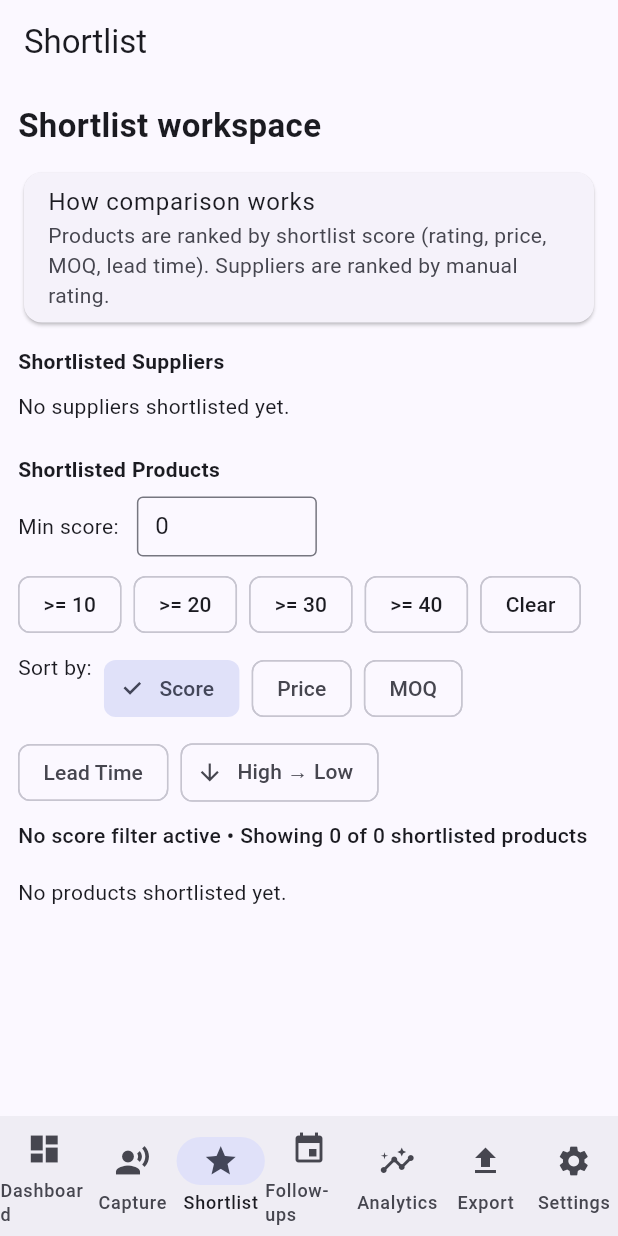
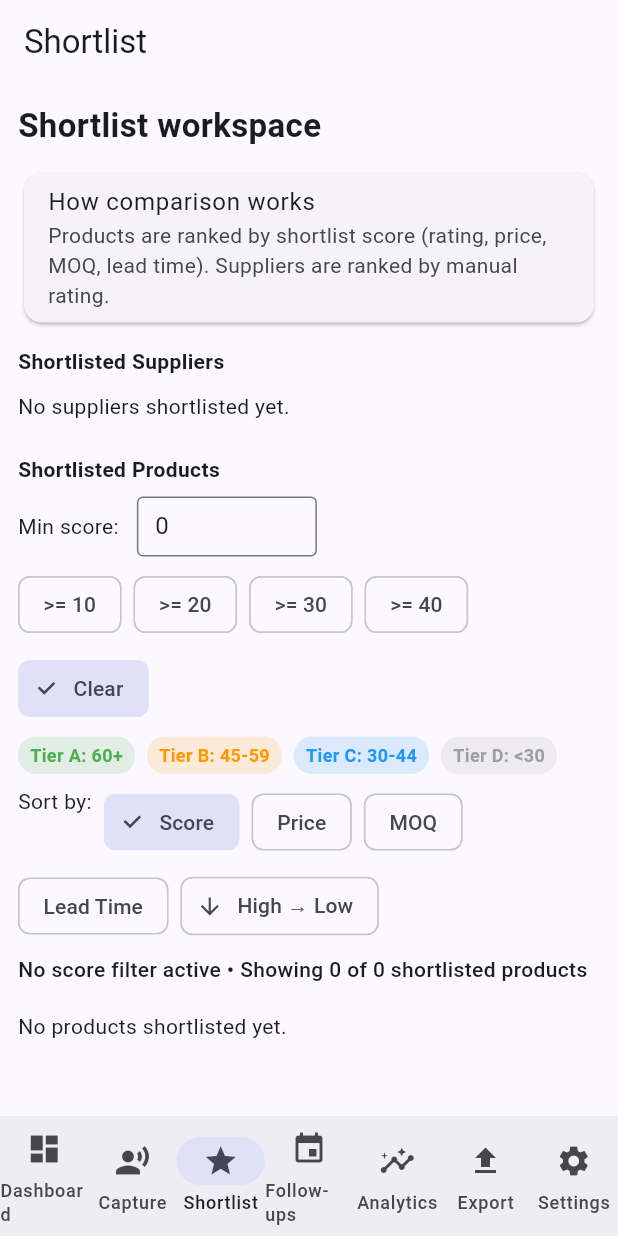
Before and after one commit to satishradha2/Canton-fair, a Flutter app: the screen it shows after launch, item 3 of the bottom bar chosen, on a phone screen of 412 x 824 dp. Run offline on Flutter 3.47's test engine with Material 3 defaults, Android fonts, the phone set to English and light mode, and no system bars; our stand-ins replace csv, flutter_local_notifications, image_picker, pdf, share_plus, sqflite and 1 more; missing offline and left inert: google_mlkit_text_recognition, mobile_scanner; accounts and stored records are empty.

Commit message:
Highlight active shortlist score presets and add score tier legend

```diff
--- a/lib/screens/shortlist_screen.dart
+++ b/lib/screens/shortlist_screen.dart
@@ -74,6 +74,11 @@ class _ShortlistScreenState extends State<ShortlistScreen> {
     if (score >= 45) return Colors.orange;
     if (score >= 30) return Colors.blue;
     return Colors.grey;
+  }
+
+  bool _isPresetActive(double preset) {
+    if (preset == 0) return _minScore <= 0;
+    return _minScore == preset;
   }
 
   int _compareProducts(Product a, Product b) {
@@ -161,6 +166,24 @@ class _ShortlistScreenState extends State<ShortlistScreen> {
     return _sortAscending ? 'Low → High' : 'High → Low';
   }
 
+  Widget _legendChip(String label, Color color) {
+    return Container(
+      padding: const EdgeInsets.symmetric(horizontal: 8, vertical: 4),
+      decoration: BoxDecoration(
+        color: color.withOpacity(0.15),
+        borderRadius: BorderRadius.circular(12),
+      ),
+      child: Text(
+        label,
+        style: TextStyle(
+          color: color,
+          fontSize: 12,
+          fontWeight: FontWeight.w600,
+        ),
+      ),
+    );
+  }
+
   @override
   Widget build(BuildContext context) {
     return RefreshIndicator(
@@ -234,26 +257,42 @@ class _ShortlistScreenState extends State<ShortlistScreen> {
             spacing: 8,
             runSpacing: 8,
             children: [
-              ActionChip(
+              ChoiceChip(
                 label: const Text('>= 10'),
-                onPressed: () => _setMinScorePreset(10),
+                selected: _isPresetActive(10),
+                onSelected: (selected) => _setMinScorePreset(10),
               ),
-              ActionChip(
+              ChoiceChip(
                 label: const Text('>= 20'),
-                onPressed: () => _setMinScorePreset(20),
+                selected: _isPresetActive(20),
+                onSelected: (selected) => _setMinScorePreset(20),
               ),
-              ActionChip(
+              ChoiceChip(
                 label: const Text('>= 30'),
-                onPressed: () => _setMinScorePreset(30),
+                selected: _isPresetActive(30),
+                onSelected: (selected) => _setMinScorePreset(30),
               ),
-              ActionChip(
+              ChoiceChip(
                 label: const Text('>= 40'),
-                onPressed: () => _setMinScorePreset(40),
+                selected: _isPresetActive(40),
+                onSelected: (selected) => _setMinScorePreset(40),
               ),
-              ActionChip(
+              ChoiceChip(
                 label: const Text('Clear'),
-                onPressed: () => _setMinScorePreset(0),
+                selected: _isPresetActive(0),
+                onSelected: (selected) => _setMinScorePreset(0),
               ),
+            ],
+          ),
+          const SizedBox(height: 8),
+          Wrap(
+            spacing: 8,
+            runSpacing: 8,
+            children: [
+              _legendChip('Tier A: 60+', Colors.green),
+              _legendChip('Tier B: 45-59', Colors.orange),
+              _legendChip('Tier C: 30-44', Colors.blue),
+              _legendChip('Tier D: <30', Colors.grey),
             ],
           ),
           const SizedBox(height: 8),
```
